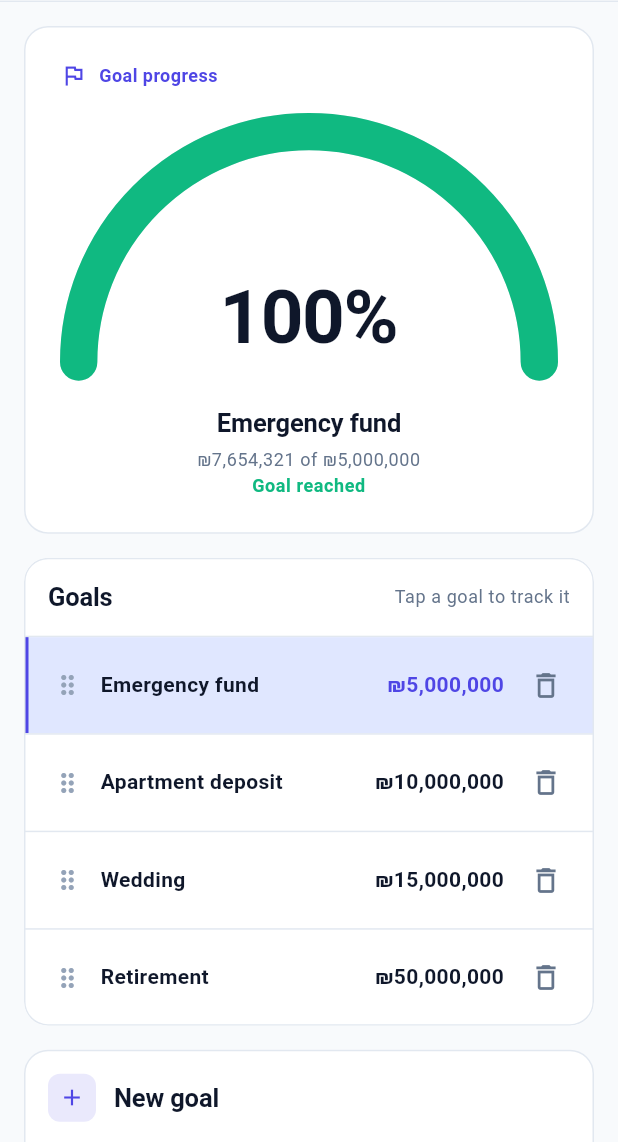
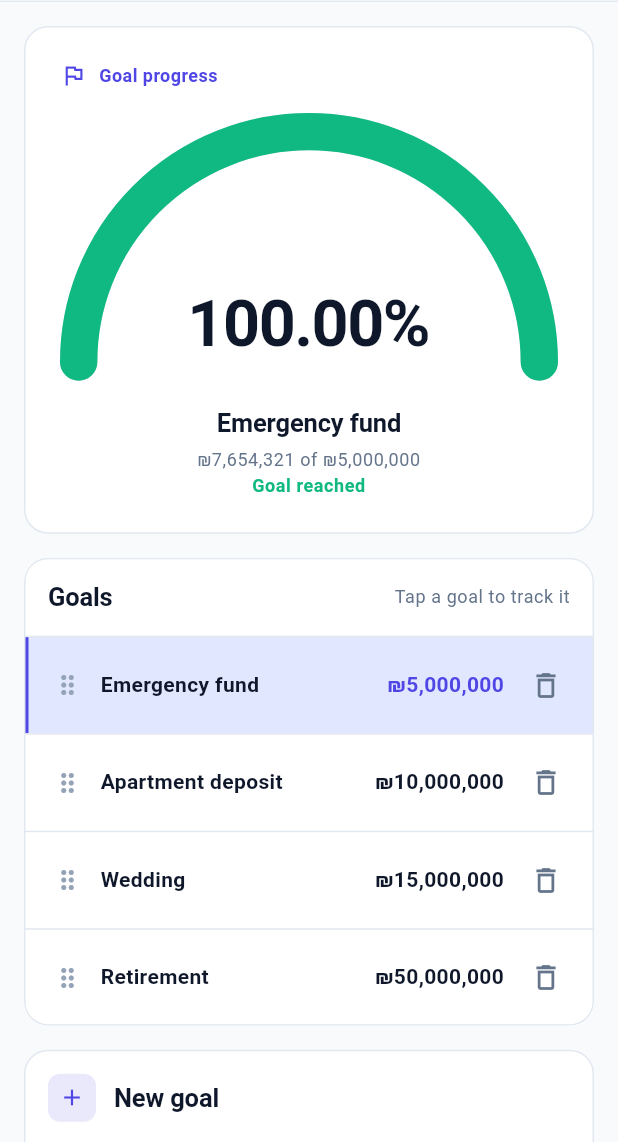
Before and after one commit to Tomer-3431/money_dashboard, a Flutter app: the GoalsContainer screen opened directly, on a phone screen of 412 x 824 dp, the part 94-1236 px from its top. Run offline on Flutter 3.47's test engine with Material 3 defaults, Android fonts, the phone set to English and light mode, and no system bars.

Commit message:
add 2 dig after dec point

```diff
--- a/lib/goals/widgets/goal_gauge.dart
+++ b/lib/goals/widgets/goal_gauge.dart
@@ -64,11 +64,14 @@ class GoalGauge extends StatelessWidget {
                     duration: const Duration(milliseconds: 700),
                     curve: Curves.easeOutCubic,
                     builder: (context, value, _) {
-                      final done = value >= 0.999;
-                      final percent =
-                          done ? 100 : math.min(99, (value * 100).round());
+                      final done = value >= 1;
+                      // Two decimals; never show 100.00% before it is reached.
+                      final percent = done
+                          ? 100.0
+                          : math.min(99.99, (value * 10000).round() / 100);
+                      final percentText = percent.toStringAsFixed(2);
                       return Semantics(
-                        label: 'Goal progress $percent percent',
+                        label: 'Goal progress $percentText percent',
                         child: SizedBox(
                           width: width,
                           height: height,
@@ -90,10 +93,10 @@ class GoalGauge extends StatelessWidget {
                                 child: FittedBox(
                                   fit: BoxFit.scaleDown,
                                   child: Text(
-                                    '$percent%',
+                                    '$percentText%',
                                     style: AppTextStyles.amountLarge.copyWith(
                                       color: c.text,
-                                      fontSize: width * 0.15,
+                                      fontSize: width * 0.13,
                                     ),
                                   ),
                                 ),
```
